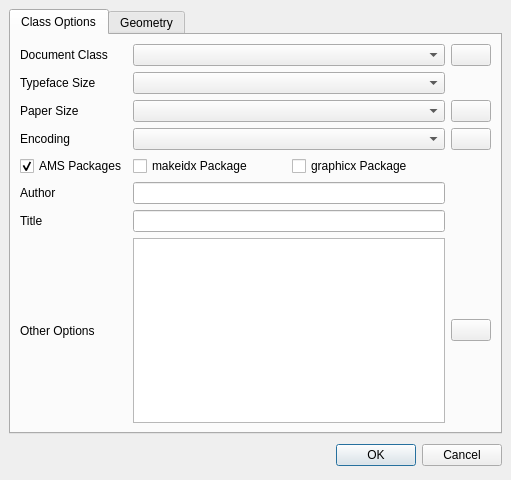
Qt form src/quickdocumentdialog.ui (texstudio-org/texstudio) before a commit.
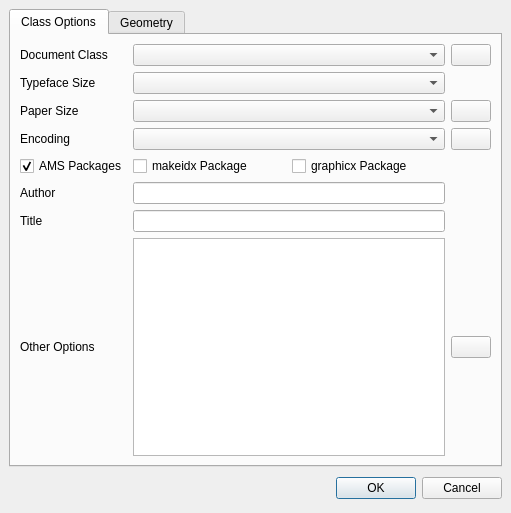
The same form after that commit. Icons and pictures are not drawn.

Commit message: layout adjustments autogenerated by qt creator

What changed in the file:
```diff
--- a/src/quickdocumentdialog.ui
+++ b/src/quickdocumentdialog.ui
@@ -7,7 +7,7 @@
     <x>0</x>
     <y>0</y>
     <width>511</width>
-    <height>480</height>
+    <height>513</height>
    </rect>
   </property>
   <layout class="QGridLayout">
```
Left out of the diff: 43 changed lines with no effect on the pictures. The commit also changes 1 other file.
